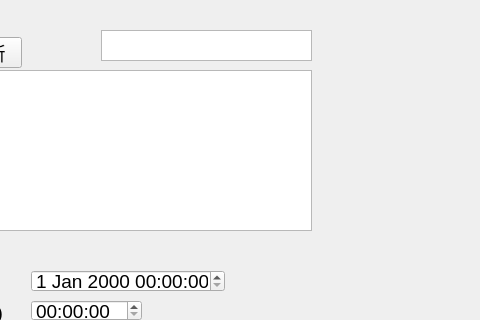
Qt form source/combinepaper.ui (Sodataco/exam-system) before a commit; both pictures show x 209 to 689 and y 0 to 320 of the 689 by 457 pixel window.
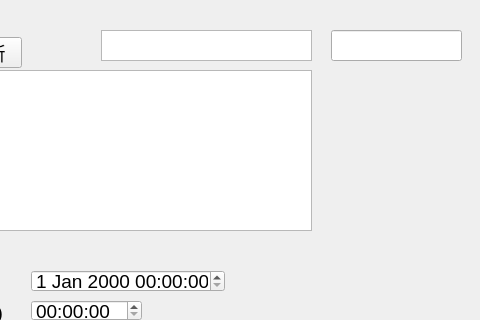
The same form after that commit.

Diff of the .ui file:
```diff
--- a/source/combinepaper.ui
+++ b/source/combinepaper.ui
@@ -248,6 +248,16 @@
     </font>
    </property>
   </widget>
+  <widget class="QLineEdit" name="EditClass">
+   <property name="geometry">
+    <rect>
+     <x>540</x>
+     <y>30</y>
+     <width>131</width>
+     <height>31</height>
+    </rect>
+   </property>
+  </widget>
  </widget>
  <resources/>
  <connections/>
```
